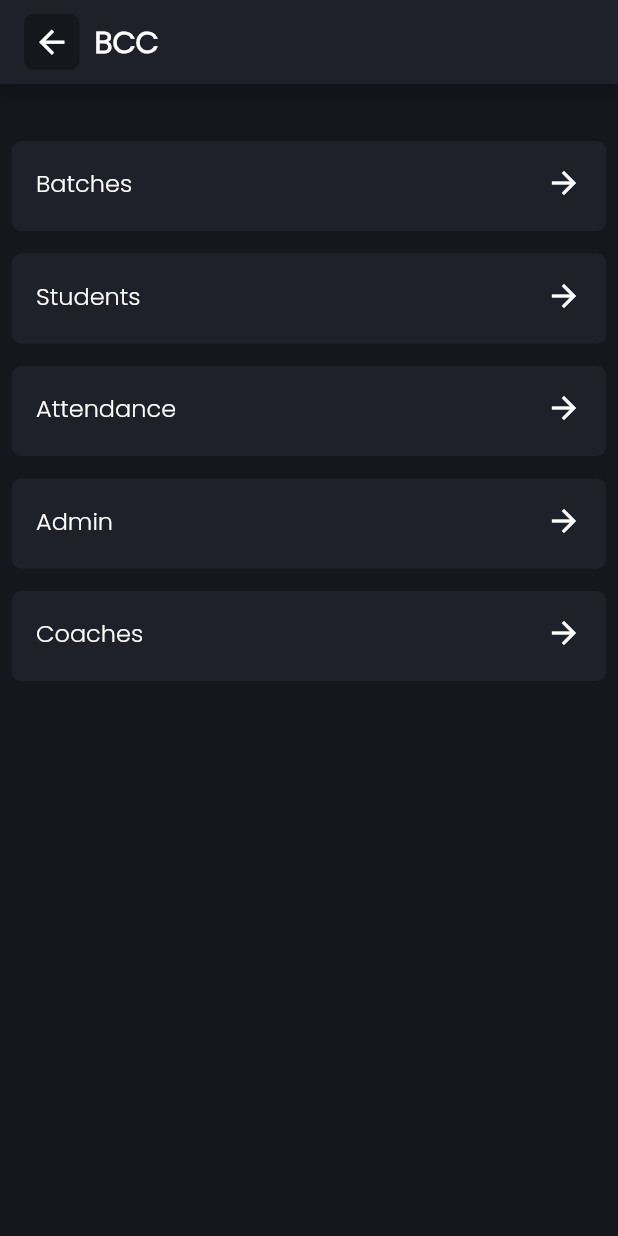
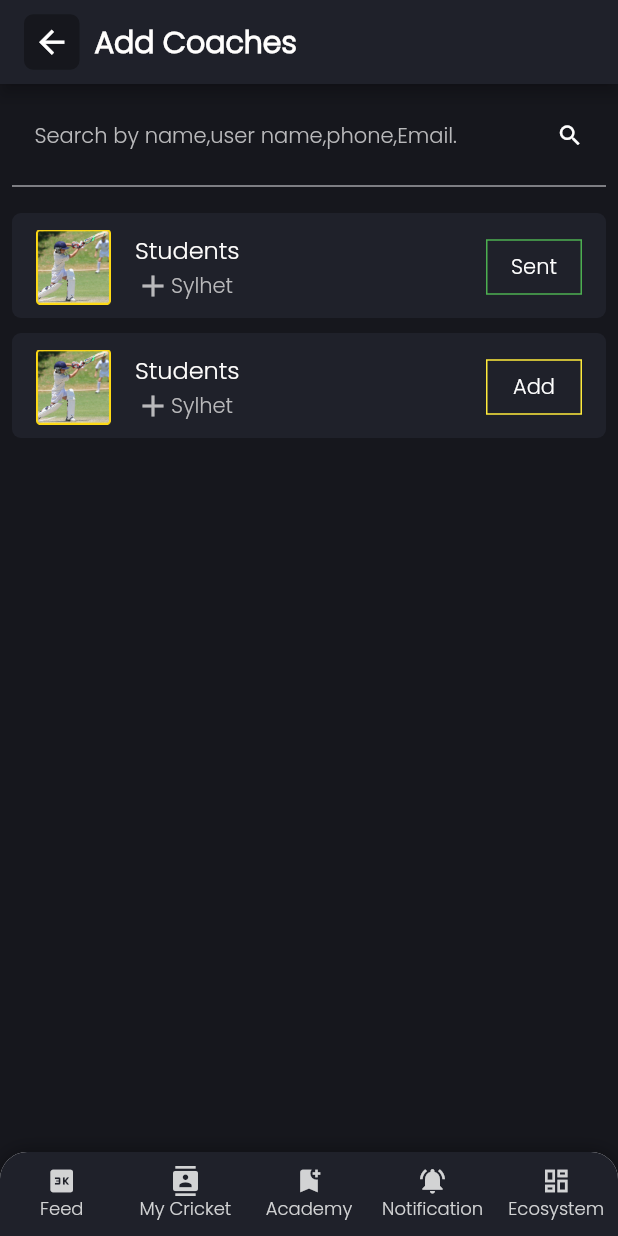
Before and after one commit to swarnasenj/academy-app, a Flutter app: the screen it shows after launch, on a phone screen of 412 x 824 dp. Run offline on Flutter 3.47's test engine with Material 2 defaults, Android fonts, the phone set to English and light mode, and no system bars; our stand-ins replace hexcolor.

Commit message:
initial commit

```diff
--- a/lib/main.dart
+++ b/lib/main.dart
@@ -1,6 +1,7 @@
 import 'package:flutter/material.dart';
 
-import 'views/screens/bcc_list.dart';
+import 'views/screens/add_coach.dart';
+
 
 
 
@@ -19,7 +20,7 @@ class MyApp extends StatelessWidget {
       ),
       debugShowCheckedModeBanner: false,
 
-      home: const BccList(),
+      home: const AddCoach(),
 
     );
   }
--- a/lib/style/color.dart
+++ b/lib/style/color.dart
@@ -6,4 +6,5 @@ final Color button = HexColor('#FFFFFF');
 final Color textform = HexColor('#1F212A');
 final Color text = HexColor('#FFFEFD');
 final Color appbarcolor = HexColor('#1F212A');
+//final Color lebel = HexColor('#D2D3D4');
 final Color bg = HexColor('#16171D');
--- /dev/null
+++ b/lib/views/screens/add_coach.dart
@@ -0,0 +1,194 @@
+import 'package:flutter/material.dart';
+
+import '../../style/color.dart';
+import 'auth/component/navbar.dart';
+
+class AddCoach extends StatefulWidget {
+  const AddCoach({Key? key}) : super(key: key);
+
+  @override
+  _AddCoachState createState() => _AddCoachState();
+}
+
+class _AddCoachState extends State<AddCoach> {
+  @override
+  Widget build(BuildContext context) {
+    return Scaffold(
+      backgroundColor: bg,
+      appBar: AppBar(
+        backgroundColor: appbarcolor,
+        title: Row(
+          children: [
+            Container(
+              height: 37,
+              width: 37,
+              decoration: BoxDecoration(
+                color: button1,
+                borderRadius: BorderRadius.circular(6),
+              ),
+              child: const Icon(
+                Icons.arrow_back,
+                size: 25,
+              ),
+            ),
+            const SizedBox(
+              width: 10,
+            ),
+            const Text(
+              'Add Coaches',
+              style: TextStyle(
+                fontSize: 20,
+                color: Color(0xffFFFEFD),
+                fontWeight: FontWeight.w600,
+              ),
+            ),
+          ],
+        ),
+      ),
+      body: Container(
+        margin: const EdgeInsets.only(top: 0),
+        child: ListView(
+          padding: const EdgeInsets.all(8),
+          children: [
+            Column(
+              children: [
+                const TextField(
+                  decoration: InputDecoration(
+                      suffixIcon: Icon(
+                        Icons.search,
+                        size: 18,
+                        color: Colors.white,
+                      ),
+                      hintText: 'Search by name,user name,phone,Email.',
+                      hintStyle: TextStyle(
+                          color: Color(0xffB9B9BB),
+                          fontSize: 14,
+                          fontWeight: FontWeight.w400,
+                          fontStyle: FontStyle.normal),
+                      contentPadding: EdgeInsets.all(15),
+                      border: InputBorder.none),
+                ),
+                const Divider(
+                  color: Color(0xffE5E5E9),
+                ),
+              ],
+            ),
+            const SizedBox(
+              height: 10,
+            ),
+            Container(
+              height: 70,
+              decoration: BoxDecoration(
+                color: appbarcolor,
+                borderRadius: BorderRadius.circular(6),
+              ),
+              child: ListTile(
+                title: const Text(
+                  'Students',
+                  style: TextStyle(
+                    color: Color(0xffFFFEFD),
+                    fontSize: 16,
+                  ),
+                ),
+                subtitle: Row(
+                  children: [
+                    const Icon(
+                      Icons.add,
+                      color: Color(0xffB9B9BB),
+                    ),
+                    const Text(
+                      'Sylhet',
+                      style: TextStyle(
+                        color: Color(0xffB9B9BB),
+                        fontSize: 14,
+                      ),
+                    ),
+                  ],
+                ),
+                leading: SizedBox(
+                  height: 50,
+                  width: 50,
+                  child: Image.asset(
+                    'assets/images/cricket.png',
+                    fit: BoxFit.cover,
+                  ),
+                ),
+               trailing: TextButton(
+                    onPressed: () {},
+                    style: ButtonStyle(
+                        shape:
+                            MaterialStateProperty.all<RoundedRectangleBorder>(
+                                const RoundedRectangleBorder(
+                                    borderRadius: BorderRadius.zero,
+                                    side: BorderSide(color: Colors.green)
+                                    ),
+                                    ),),
+                    child: const Text(
+                      'Sent',
+                      style: TextStyle(color: Color(0xffFFFFFF)),
+                    )),
+              ),
+            ),
+            const SizedBox(
+              height: 10,
+            ),
+            Container(
+              height: 70,
+              decoration: BoxDecoration(
+                color: appbarcolor,
+                borderRadius: BorderRadius.circular(6),
+              ),
+              child: ListTile(
+                title: const Text(
+                  'Students',
+                  style: TextStyle(
+                    color: Color(0xffFFFEFD),
+                    fontSize: 16,
+                  ),
+                ),
+                subtitle: Row(
+                  children: [
+                    const Icon(
+                      Icons.add,
+                      color: Color(0xffB9B9BB),
+                    ),
+                    const Text(
+                      'Sylhet',
+                      style: TextStyle(
+                        color: Color(0xffB9B9BB),
+                        fontSize: 14,
+                      ),
+                    ),
+                  ],
+                ),
+                leading: SizedBox(
+                  height: 50,
+                  width: 50,
+                  child: Image.asset(
+                    'assets/images/cricket.png',
+                    fit: BoxFit.cover,
+                  ),
+                ),
+                trailing: TextButton(
+                    onPressed: () {},
+                    style: ButtonStyle(
+                        shape:
+                            MaterialStateProperty.all<RoundedRectangleBorder>(
+                                const RoundedRectangleBorder(
+                                    borderRadius: BorderRadius.zero,
+                                    side: BorderSide(color: Colors.yellow)
+                                    ),
+                                    ),),
+                    child: const Text(
+                      'Add',
+                      style: TextStyle(color: Color(0xffFFFFFF)),
+                    )),
+              ),
+            ),
+          ],
+        ),
+      ),
+      bottomNavigationBar: Navbar(''),
+    );
+  }
+}
--- a/lib/views/screens/auth/component/appbar.dart
+++ b/lib/views/screens/auth/component/appbar.dart
@@ -33,7 +33,7 @@ class Appbar extends StatelessWidget {
           ),
         ),
         const SizedBox(
-          width: 150,
+          width: 180,
         ),
         Container(
           height: 30,
--- /dev/null
+++ b/lib/views/screens/auth/component/navbar.dart
@@ -0,0 +1,65 @@
+import 'package:flutter/material.dart';
+
+import '../../../../Style/color.dart';
+
+class Navbar extends StatelessWidget {
+  final item;
+  Navbar(this.item);
+  final int _selectedIndex = 0;
+
+  @override
+  Widget build(BuildContext context) {
+    return Container(
+      decoration: const BoxDecoration(
+        color: Colors.transparent,
+        backgroundBlendMode: BlendMode.clear,
+        borderRadius: BorderRadius.only(
+          topLeft: Radius.circular(18),
+          topRight: Radius.circular(18),
+        ),
+        boxShadow: [
+          BoxShadow(color: Colors.black38, spreadRadius: 0, blurRadius: 10),
+        ],
+      ),
+      //height: MediaQuery.of(context).size.height * 0.085,
+      child: ClipRRect(
+        borderRadius: const BorderRadius.only(
+          topLeft: Radius.circular(18.0),
+          topRight: Radius.circular(18.0),
+        ),
+        child: BottomNavigationBar(
+          iconSize: 20,
+          backgroundColor: textform,
+          selectedItemColor: const Color(0xffD2D3D4),
+          unselectedItemColor: const Color(0xffD2D3D4),
+          selectedFontSize: 12,
+          unselectedFontSize: 12,
+          type: BottomNavigationBarType.fixed,
+          currentIndex: _selectedIndex,
+          items: [
+            const BottomNavigationBarItem(
+              icon: Icon(Icons.three_k),
+              label: 'Feed',
+            ),
+            const BottomNavigationBarItem(
+              icon: Icon(Icons.contacts),
+              label: 'My Cricket',
+            ),
+            const BottomNavigationBarItem(
+              icon: Icon(Icons.bookmark_add),
+              label: 'Academy',
+            ),
+            const BottomNavigationBarItem(
+              icon: Icon(Icons.notifications_on),
+              label: 'Notification',
+            ),
+            const BottomNavigationBarItem(
+              icon: Icon(Icons.dashboard_outlined),
+              label: 'Ecosystem',
+            ),
+          ],
+        ),
+      ),
+    );
+  }
+}
--- a/lib/views/screens/bcc_list.dart
+++ b/lib/views/screens/bcc_list.dart
@@ -1,6 +1,7 @@
 import 'package:flutter/material.dart';
 
 import '../../Style/color.dart';
+import 'auth/component/navbar.dart';
 
 class BccList extends StatefulWidget {
   const BccList({Key? key}) : super(key: key);
@@ -10,6 +11,7 @@ class BccList extends StatefulWidget {
 }
 
 class _BccListState extends State<BccList> {
+
   @override
   Widget build(BuildContext context) {
     return Scaffold(
@@ -141,9 +143,12 @@ class _BccListState extends State<BccList> {
                   trailing:
                       Icon(Icons.arrow_forward, color: Color(0xffFFFEFD))),
             ),
+
           ],
         ),
       ),
+      bottomNavigationBar: Navbar(''),
+
     );
   }
 }
--- /dev/null
+++ b/lib/views/screens/coach.dart
@@ -0,0 +1,81 @@
+import 'package:flutter/material.dart';
+
+import '../../Style/color.dart';
+import 'auth/Component/appbar.dart';
+import 'auth/component/navbar.dart';
+
+class Coach extends StatefulWidget {
+  const Coach({Key? key}) : super(key: key);
+
+  @override
+  _CoachState createState() => _CoachState();
+}
+
+class _CoachState extends State<Coach> {
+
+
+  @override
+  Widget build(BuildContext context) {
+    return Scaffold(
+      extendBody: true,
+      backgroundColor: bg,
+      appBar: AppBar(
+          backgroundColor: appbarcolor,
+          title: Appbar('Coach'),
+        ),
+      body: Container(
+        margin: const EdgeInsets.only(top: 30),
+        child: ListView(
+          padding: const EdgeInsets.all(8),
+          children: <Widget>[
+            Container(
+              height: 60,
+              decoration: BoxDecoration(
+                color: appbarcolor,
+                borderRadius: BorderRadius.circular(6),
+              ),
+              child: const ListTile(
+                  title: Text(
+                    'Batches',
+                    style: TextStyle(
+                      color: Color(0xffFFFEFD),
+                      fontSize: 14,
+                    ),
+                  ),
+                  leading: CircleAvatar(
+                    radius: 20,
+                    backgroundImage: AssetImage('assets/images/men.jpg'),
+                  ),
+                  trailing: Icon(Icons.delete_outline_outlined,
+                      color: Color(0xffE84855))),
+            ),
+            const SizedBox(
+              height: 15,
+            ),
+            Container(
+              height: 60,
+              decoration: BoxDecoration(
+                color: appbarcolor,
+                borderRadius: BorderRadius.circular(6),
+              ),
+              child: const ListTile(
+                  title: Text(
+                    'Students',
+                    style: TextStyle(
+                      color: Color(0xffFFFEFD),
+                      fontSize: 14,
+                    ),
+                  ),
+                  leading: CircleAvatar(
+                      radius: 20,
+                      backgroundImage: AssetImage('assets/images/men.jpg')),
+                  trailing: Icon(Icons.delete_outline_outlined,
+                      color: Color(0xffE84855))),
+            ),
+          ],
+        ),
+      ),
+      bottomNavigationBar: Navbar(''),
+    );
+  }
+}
```
Also changed, not shown: assets/images/cricket.png (added), assets/images/men.jpg (added).
